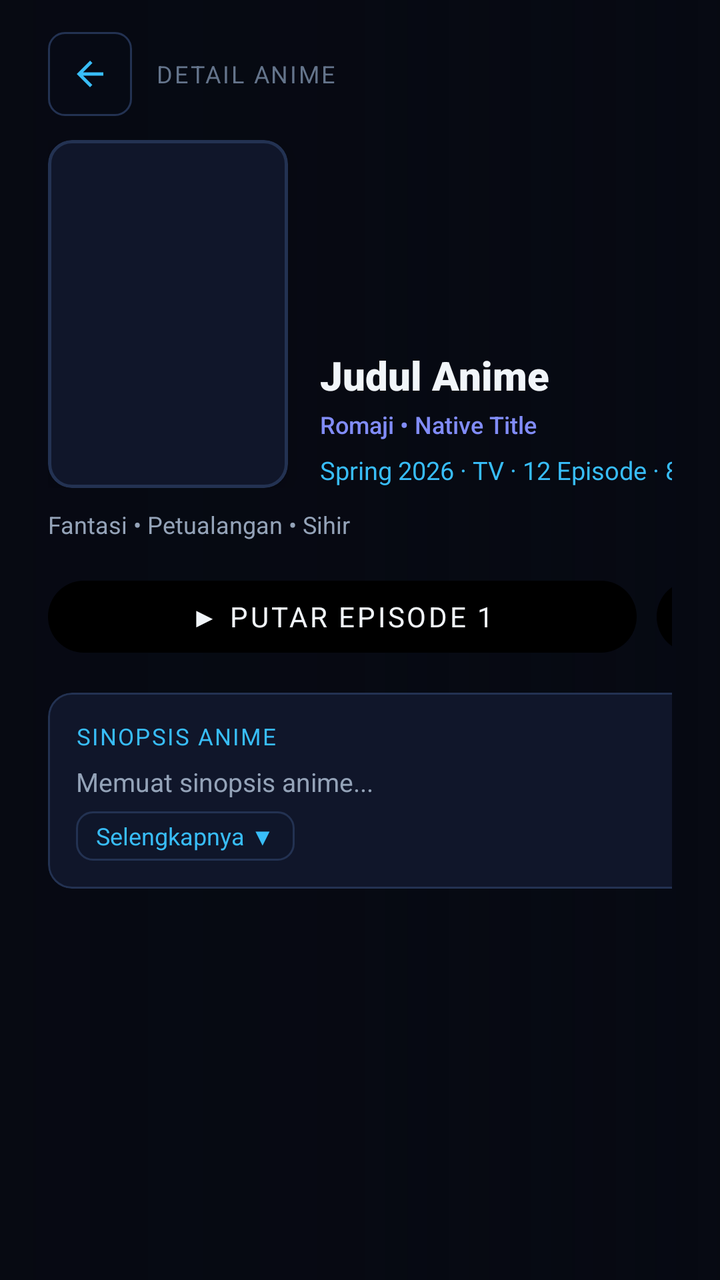
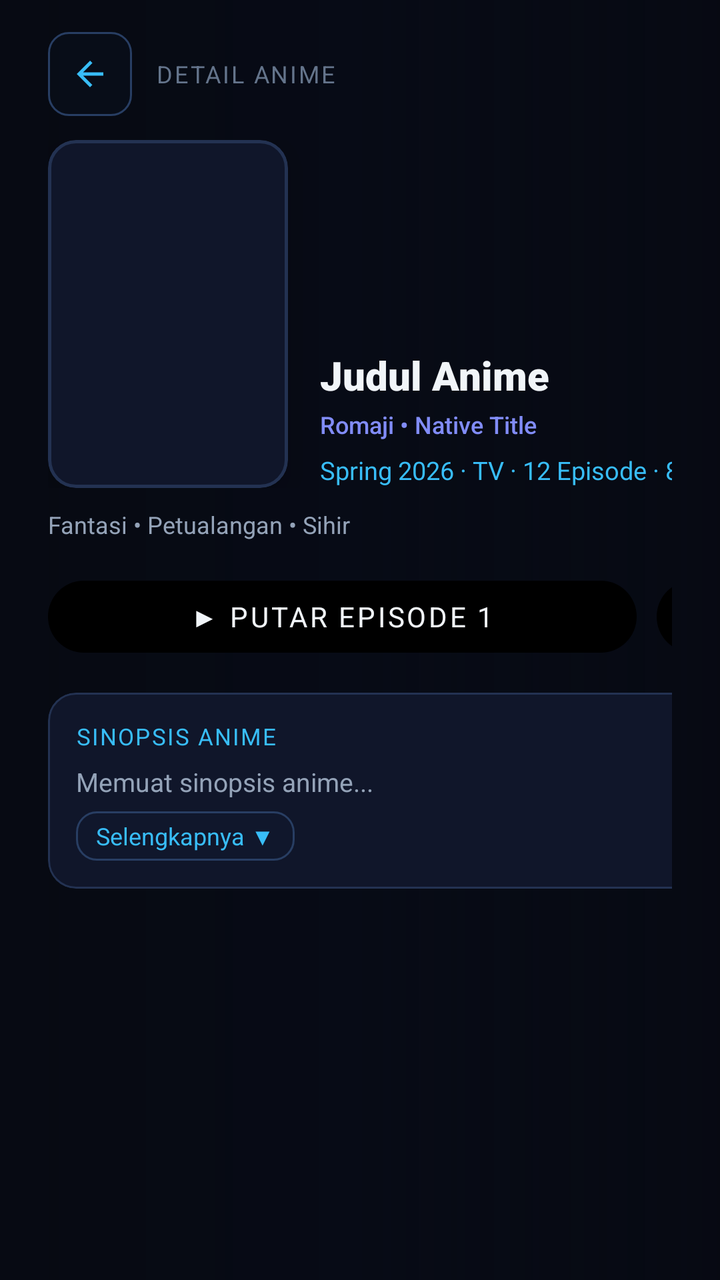

Two renders of the same Android screen: before a commit and after it. Below are the layout's source before the change and the commit's diff.
<!-- AndroidManifest.xml: another module's application theme Theme.Menatap -->
<!-- res/layout/activity_detail.xml -->
<?xml version="1.0" encoding="utf-8"?>
<androidx.coordinatorlayout.widget.CoordinatorLayout xmlns:android="http://schemas.android.com/apk/res/android"
    xmlns:app="http://schemas.android.com/apk/res-auto"
    android:id="@+id/layout_detail_root"
    android:layout_width="match_parent"
    android:layout_height="match_parent"
    android:background="#060912">

    
    <FrameLayout
        android:id="@+id/fl_detail_backdrop_container"
        android:layout_width="match_parent"
        android:layout_height="match_parent">

        <ImageView
            android:id="@+id/iv_detail_backdrop"
            android:layout_width="match_parent"
            android:layout_height="match_parent"
            android:scaleType="centerCrop"
            android:alpha="0.45"
            android:contentDescription="Ambient Backdrop" />

        
        <View
            android:layout_width="match_parent"
            android:layout_height="match_parent"
            android:background="@drawable/bg_tv_backdrop_scrim" />
    </FrameLayout>

    
    <LinearLayout
        android:id="@+id/layout_detail_scroll_content"
        android:layout_width="match_parent"
        android:layout_height="match_parent"
        android:orientation="horizontal"
        android:paddingHorizontal="@dimen/tv_detail_padding_horizontal"
        android:paddingVertical="@dimen/tv_detail_padding_vertical">

        
        <androidx.core.widget.NestedScrollView
            android:layout_width="430dp"
            android:layout_height="match_parent"
            android:fillViewport="true"
            android:scrollbars="none"
            android:overScrollMode="never">

            <LinearLayout
                android:layout_width="match_parent"
                android:layout_height="wrap_content"
                android:orientation="vertical"
                android:paddingEnd="18dp"
                android:paddingBottom="24dp">

                
                <LinearLayout
                    android:layout_width="match_parent"
                    android:layout_height="wrap_content"
                    android:gravity="center_vertical"
                    android:layout_marginBottom="12dp">

                    <ImageButton
                        android:id="@+id/btn_detail_back"
                        android:layout_width="42dp"
                        android:layout_height="42dp"
                        android:background="@drawable/bg_tv_button_focused"
                        android:src="@drawable/ic_arrow_back"
                        app:tint="@color/accent_glacial"
                        android:padding="9dp"
                        android:clickable="true"
                        android:focusable="true"
                        android:contentDescription="Kembali" />

                    <TextView
                        android:layout_width="wrap_content"
                        android:layout_height="wrap_content"
                        android:layout_marginStart="12dp"
                        android:text="@string/detail_header_info"
                        android:textColor="@color/text_frost_dim"
                        android:textSize="12sp"
                        android:fontFamily="sans-serif-bold"
                        android:letterSpacing="0.08"
                        android:textAllCaps="true" />
                </LinearLayout>

                
                <LinearLayout
                    android:layout_width="match_parent"
                    android:layout_height="wrap_content"
                    android:orientation="horizontal"
                    android:gravity="bottom">

                    
                    <com.google.android.material.card.MaterialCardView
                        android:id="@+id/card_detail_poster"
                        android:layout_width="120dp"
                        android:layout_height="174dp"
                        app:cardCornerRadius="12dp"
                        app:cardElevation="8dp"
                        app:cardBackgroundColor="@color/frost_surface"
                        app:strokeColor="@color/frost_border"
                        app:strokeWidth="1.5dp"
                        android:focusable="false">

                        <ImageView
                            android:id="@+id/iv_detail_poster"
                            android:layout_width="match_parent"
                            android:layout_height="match_parent"
                            android:scaleType="centerCrop"
                            android:contentDescription="Cover Karakter Anime" />
                    </com.google.android.material.card.MaterialCardView>

                    
                    <LinearLayout
                        android:layout_width="0dp"
                        android:layout_height="wrap_content"
                        android:layout_weight="1"
                        android:layout_marginStart="16dp"
                        android:orientation="vertical">

                        
                        <TextView
                            android:id="@+id/tv_detail_title"
                            android:layout_width="match_parent"
                            android:layout_height="wrap_content"
                            android:text="Judul Anime"
                            android:textColor="@color/text_frost_bright"
                            android:textSize="20sp"
                            android:fontFamily="sans-serif-black"
                            android:lineSpacingExtra="2dp"
                            android:maxLines="3"
                            android:ellipsize="end" />

                        
                        <TextView
                            android:id="@+id/tv_detail_romaji"
                            android:layout_width="match_parent"
                            android:layout_height="wrap_content"
                            android:layout_marginTop="3dp"
                            android:text="Romaji • Native Title"
                            android:textColor="@color/anime_iris_violet"
                            android:textSize="12sp"
                            android:fontFamily="sans-serif-medium"
                            android:maxLines="2"
                            android:ellipsize="end" />

                        
                        <TextView
                            android:id="@+id/tv_detail_meta"
                            android:layout_width="match_parent"
                            android:layout_height="wrap_content"
                            android:layout_marginTop="6dp"
                            android:text="Spring 2026 · TV · 12 Episode · 8.5 ★"
                            android:textColor="@color/accent_glacial"
                            android:textSize="12.5sp"
                            android:fontFamily="sans-serif-bold"
                            android:maxLines="2"
                            android:ellipsize="end" />
                    </LinearLayout>
                </LinearLayout>

                
                <TextView
                    android:id="@+id/tv_detail_genres"
                    android:layout_width="match_parent"
                    android:layout_height="wrap_content"
                    android:layout_marginTop="10dp"
                    android:text="Fantasi • Petualangan • Sihir"
                    android:textColor="@color/text_frost_subtle"
                    android:textSize="12sp"
                    android:fontFamily="sans-serif"
                    android:maxLines="1"
                    android:ellipsize="end" />

                
                <LinearLayout
                    android:layout_width="match_parent"
                    android:layout_height="wrap_content"
                    android:orientation="horizontal"
                    android:layout_marginTop="14dp">

                    <Button
                        android:id="@+id/btn_play_primary"
                        android:layout_width="0dp"
                        android:layout_height="48dp"
                        android:layout_weight="1"
                        android:text="@string/detail_play_ep1"
                        android:textColor="@color/text_frost_bright"
                        app:backgroundTint="@null"
                        app:strokeWidth="0dp"
                        android:paddingHorizontal="18dp"
                        android:textSize="14sp"
                        android:fontFamily="sans-serif-bold"
                        app:cornerRadius="24dp"
                        android:clickable="true"
                        android:focusable="true"
                        android:nextFocusRight="@+id/btn_toggle_bookmark"
                        android:stateListAnimator="@null" />

                    <Button
                        android:id="@+id/btn_toggle_bookmark"
                        android:layout_width="wrap_content"
                        android:layout_height="48dp"
                        android:layout_marginStart="10dp"
                        android:text="@string/detail_favorite"
                        android:textColor="@color/text_frost_bright"
                        app:backgroundTint="@null"
                        android:textSize="13.5sp"
                        android:fontFamily="sans-serif-medium"
                        app:strokeColor="@color/frost_border"
                        app:strokeWidth="0dp"
                        app:cornerRadius="24dp"
                        android:paddingHorizontal="16dp"
                        android:clickable="true"
                        android:focusable="true"
                        android:nextFocusLeft="@+id/btn_play_primary"
                        android:nextFocusRight="@+id/rv_detail_episodes"
                        android:stateListAnimator="@null" />
                </LinearLayout>

                
                <com.google.android.material.card.MaterialCardView
                    android:id="@+id/card_detail_synopsis"
                    android:layout_width="match_parent"
                    android:layout_height="wrap_content"
                    android:layout_marginTop="14dp"
                    app:cardCornerRadius="12dp"
                    app:cardElevation="0dp"
                    app:cardBackgroundColor="@color/frost_surface"
                    app:strokeColor="@color/frost_border"
                    app:strokeWidth="1dp">

                    <LinearLayout
                        android:layout_width="match_parent"
                        android:layout_height="wrap_content"
                        android:orientation="vertical"
                        android:padding="14dp">

                        <TextView
                            android:id="@+id/tv_synopsis_header"
                            android:layout_width="wrap_content"
                            android:layout_height="wrap_content"
                            android:text="@string/detail_synopsis_title"
                            android:textColor="@color/accent_glacial"
                            android:textSize="11.5sp"
                            android:fontFamily="sans-serif-bold"
                            android:letterSpacing="0.06" />

                        <TextView
                            android:id="@+id/tv_detail_synopsis"
                            android:layout_width="match_parent"
                            android:layout_height="wrap_content"
                            android:layout_marginTop="6dp"
                            android:textColor="@color/text_frost_subtle"
                            android:textSize="13sp"
                            android:lineSpacingExtra="3.5dp"
                            android:fontFamily="sans-serif"
                            android:maxLines="3"
                            android:ellipsize="end"
                            android:text="@string/detail_loading_synopsis" />

                        <TextView
                            android:id="@+id/tv_synopsis_toggle"
                            android:layout_width="wrap_content"
                            android:layout_height="wrap_content"
                            android:layout_marginTop="6dp"
                            android:background="@drawable/bg_tv_button_focused"
                            android:text="@string/detail_read_more"
                            android:textColor="@color/accent_glacial"
                            android:textSize="12sp"
                            android:fontFamily="sans-serif-bold"
                            android:clickable="true"
                            android:focusable="true"
                            android:nextFocusRight="@+id/rv_detail_episodes"
                            android:paddingHorizontal="10dp"
                            android:paddingVertical="4dp" />
                    </LinearLayout>
                </com.google.android.material.card.MaterialCardView>
            </LinearLayout>
        </androidx.core.widget.NestedScrollView>

        
        <View
            android:layout_width="1dp"
            android:layout_height="match_parent"
            android:background="#1A2D48"
            android:focusable="false" />

        
        <androidx.core.widget.NestedScrollView
            android:layout_width="0dp"
            android:layout_height="match_parent"
            android:layout_weight="1"
            android:fillViewport="true"
            android:scrollbars="none"
            android:overScrollMode="never"
            android:paddingStart="20dp">

            <LinearLayout
                android:layout_width="match_parent"
                android:layout_height="wrap_content"
                android:orientation="vertical"
                android:paddingBottom="32dp">

                
                <LinearLayout
                    android:layout_width="match_parent"
                    android:layout_height="wrap_content"
                    android:orientation="horizontal"
                    android:gravity="center_vertical"
                    android:layout_marginBottom="12dp">

                    <TextView
                        android:id="@+id/tv_episode_header"
                        android:layout_width="wrap_content"
                        android:layout_height="wrap_content"
                        android:text="@string/detail_episodes_title"
                        android:textColor="@color/text_frost_bright"
                        android:textSize="17sp"
                        android:fontFamily="sans-serif-black"
                        android:letterSpacing="0.02" />

                    <ProgressBar
                        android:id="@+id/pb_episodes_loading"
                        android:layout_width="20dp"
                        android:layout_height="20dp"
                        android:layout_marginStart="12dp"
                        android:indeterminateTint="@color/accent_glacial"
                        android:visibility="gone" />
                </LinearLayout>

                
                <HorizontalScrollView
                    android:id="@+id/scroll_episode_ranges"
                    android:layout_width="match_parent"
                    android:layout_height="wrap_content"
                    android:scrollbars="none"
                    android:overScrollMode="never"
                    android:layout_marginBottom="10dp"
                    android:focusable="false"
                    android:visibility="gone">

                    <LinearLayout
                        android:id="@+id/layout_episode_ranges"
                        android:layout_width="wrap_content"
                        android:layout_height="wrap_content"
                        android:orientation="horizontal"
                        android:focusable="false" />
                </HorizontalScrollView>

                
                <androidx.recyclerview.widget.RecyclerView
                    android:id="@+id/rv_detail_episodes"
                    android:layout_width="match_parent"
                    android:layout_height="wrap_content"
                    android:clipToPadding="false"
                    android:nestedScrollingEnabled="false"
                    android:focusable="true"
                    android:nextFocusLeft="@+id/btn_toggle_bookmark"
                    android:descendantFocusability="afterDescendants" />

                
                <LinearLayout
                    android:id="@+id/layout_related_seasons"
                    android:layout_width="match_parent"
                    android:layout_height="wrap_content"
                    android:layout_marginTop="22dp"
                    android:orientation="vertical"
                    android:visibility="gone">

                    <LinearLayout
                        android:layout_width="match_parent"
                        android:layout_height="wrap_content"
                        android:orientation="horizontal"
                        android:gravity="center_vertical"
                        android:layout_marginBottom="10dp">

                        <TextView
                            android:id="@+id/tv_related_seasons_header"
                            android:layout_width="0dp"
                            android:layout_height="wrap_content"
                            android:layout_weight="1"
                            android:text="@string/detail_related_seasons_title"
                            android:textColor="@color/accent_glacial"
                            android:textSize="14sp"
                            android:fontFamily="sans-serif-bold"
                            android:letterSpacing="0.04" />

                        <TextView
                            android:id="@+id/tv_related_seasons_count"
                            android:layout_width="wrap_content"
                            android:layout_height="wrap_content"
                            android:textColor="@color/text_frost_subtle"
                            android:textSize="12sp"
                            android:fontFamily="sans-serif-medium" />
                    </LinearLayout>

                    <androidx.recyclerview.widget.RecyclerView
                        android:id="@+id/rv_detail_seasons"
                        android:layout_width="match_parent"
                        android:layout_height="wrap_content"
                        android:clipToPadding="false"
                        android:nestedScrollingEnabled="false"
                        android:focusable="true" />
                </LinearLayout>

                
                <LinearLayout
                    android:id="@+id/layout_related_movies"
                    android:layout_width="match_parent"
                    android:layout_height="wrap_content"
                    android:layout_marginTop="22dp"
                    android:orientation="vertical"
                    android:visibility="gone">

                    <LinearLayout
                        android:layout_width="match_parent"
                        android:layout_height="wrap_content"
                        android:orientation="horizontal"
                        android:gravity="center_vertical"
                        android:layout_marginBottom="10dp">

                        <TextView
                            android:id="@+id/tv_related_movies_header"
                            android:layout_width="0dp"
                            android:layout_height="wrap_content"
                            android:layout_weight="1"
                            android:text="@string/detail_related_movies_title"
                            android:textColor="@color/accent_glacial"
                            android:textSize="14sp"
                            android:fontFamily="sans-serif-bold"
                            android:letterSpacing="0.04" />

                        <TextView
                            android:id="@+id/tv_related_movies_count"
                            android:layout_width="wrap_content"
                            android:layout_height="wrap_content"
                            android:textColor="@color/text_frost_subtle"
                            android:textSize="12sp"
                            android:fontFamily="sans-serif-medium" />
                    </LinearLayout>

                    <androidx.recyclerview.widget.RecyclerView
                        android:id="@+id/rv_detail_movies"
                        android:layout_width="match_parent"
                        android:layout_height="wrap_content"
                        android:clipToPadding="false"
                        android:nestedScrollingEnabled="false"
                        android:focusable="true" />
                </LinearLayout>
            </LinearLayout>
        </androidx.core.widget.NestedScrollView>
    </LinearLayout>
</androidx.coordinatorlayout.widget.CoordinatorLayout>
<!-- resources referenced by this layout -->
<resources>
  <color name="accent_glacial">#38BDF8</color>
  <color name="anime_iris_violet">#818CF8</color>
  <color name="frost_border">#233252</color>
  <color name="frost_surface">#10162A</color>
  <color name="text_frost_bright">#F1F5F9</color>
  <color name="text_frost_dim">#64748B</color>
  <color name="text_frost_subtle">#94A3B8</color>
  <dimen name="tv_detail_padding_horizontal">24dp</dimen>
  <dimen name="tv_detail_padding_vertical">16dp</dimen>
  <!-- drawable bg_tv_backdrop_scrim (drawable) -->
  <?xml version="1.0" encoding="utf-8"?>
  <shape xmlns:android="http://schemas.android.com/apk/res/android"
      android:shape="rectangle">
      <gradient
          android:type="linear"
          android:angle="0"
          android:startColor="#F5060912"
          android:centerColor="#C8060912"
          android:endColor="#4D060912" />
  </shape>
  <!-- drawable bg_tv_button_focused (drawable) -->
  <?xml version="1.0" encoding="utf-8"?>
  <selector xmlns:android="http://schemas.android.com/apk/res/android">
      <item android:state_focused="true">
          <shape android:shape="rectangle">
              <solid android:color="#3338BDF8" />
              <stroke android:width="2dp" android:color="#38BDF8" />
              <corners android:radius="8dp" />
          </shape>
      </item>
      <item android:state_pressed="true">
          <shape android:shape="rectangle">
              <solid android:color="#4038BDF8" />
              <corners android:radius="8dp" />
          </shape>
      </item>
      <item>
          <shape android:shape="rectangle">
              <solid android:color="#1A10162A" />
              <stroke android:width="1dp" android:color="#233252" />
              <corners android:radius="8dp" />
          </shape>
      </item>
  </selector>
  <string name="detail_episodes_title">DAFTAR EPISODE</string>
  <string name="detail_favorite">+ Favorit</string>
  <string name="detail_header_info">Detail Anime</string>
  <string name="detail_loading_synopsis">Memuat sinopsis anime...</string>
  <string name="detail_play_ep1">▶ Putar Episode 1</string>
  <string name="detail_read_more">Selengkapnya ▼</string>
  <string name="detail_related_movies_title">FILM &amp; MOVIE TERKAIT</string>
  <string name="detail_related_seasons_title">MUSIM &amp; SERI TERKAIT</string>
  <string name="detail_synopsis_title">SINOPSIS ANIME</string>
  <color name="frost_void">#0A0D18</color>
  <color name="accent_azure">#38BDF8</color>
  <color name="accent_frost_iris">#818CF8</color>
  <!-- drawable bg_dialog_frost (drawable) -->
  <?xml version="1.0" encoding="utf-8"?>
  <shape xmlns:android="http://schemas.android.com/apk/res/android"
      android:shape="rectangle">
      <solid android:color="@color/frost_surface" />
      <stroke
          android:width="1dp"
          android:color="@color/frost_border" />
      <corners android:radius="18dp" />
  </shape>
  <style name="DialogButtonStyle.Accent" parent="Widget.MaterialComponents.Button.TextButton.Dialog">
          <item name="android:textColor">@color/accent_glacial</item>
          <item name="android:textSize">13sp</item>
          <item name="android:fontFamily">sans-serif-bold</item>
      </style>
  <style name="DialogButtonStyle.Subtle" parent="Widget.MaterialComponents.Button.TextButton.Dialog">
          <item name="android:textColor">@color/text_frost_bright</item>
          <item name="android:textSize">13sp</item>
          <item name="android:fontFamily">sans-serif-medium</item>
      </style>
  <!-- unchanged entries left out for length: 3 -->
</resources>

<!-- the commit's change to res/layout/activity_detail.xml (unified diff, before → after) -->
@@ -94,8 +94,8 @@
                         android:id="@+id/card_detail_poster"
                         android:layout_width="120dp"
                         android:layout_height="174dp"
-                        app:cardCornerRadius="12dp"
-                        app:cardElevation="8dp"
+                        app:cardCornerRadius="14dp"
+                        app:cardElevation="12dp"
                         app:cardBackgroundColor="@color/frost_surface"
                         app:strokeColor="@color/frost_border"
                         app:strokeWidth="1.5dp"
@@ -223,7 +223,7 @@
                     android:layout_width="match_parent"
                     android:layout_height="wrap_content"
                     android:layout_marginTop="14dp"
-                    app:cardCornerRadius="12dp"
+                    app:cardCornerRadius="14dp"
                     app:cardElevation="0dp"
                     app:cardBackgroundColor="@color/frost_surface"
                     app:strokeColor="@color/frost_border"
@@ -280,9 +280,9 @@
 
         
         <View
-            android:layout_width="1dp"
+            android:layout_width="1.5dp"
             android:layout_height="match_parent"
-            android:background="#1A2D48"
+            android:background="@drawable/bg_tv_glass_divider"
             android:focusable="false" />
 
         
<!-- resource entries referenced after the edit -->
@@ -13,37 +13,55 @@
   <?xml version="1.0" encoding="utf-8"?>
   <shape xmlns:android="http://schemas.android.com/apk/res/android"
       android:shape="rectangle">
+      
       <gradient
           android:type="linear"
           android:angle="0"
-          android:startColor="#F5060912"
-          android:centerColor="#C8060912"
-          android:endColor="#4D060912" />
+          android:startColor="#FA060912"
+          android:centerColor="#C0070B16"
+          android:endColor="#38070A14" />
   </shape>
   <!-- drawable bg_tv_button_focused (drawable) -->
   <?xml version="1.0" encoding="utf-8"?>
   <selector xmlns:android="http://schemas.android.com/apk/res/android">
+      
       <item android:state_focused="true">
           <shape android:shape="rectangle">
-              <solid android:color="#3338BDF8" />
-              <stroke android:width="2dp" android:color="#38BDF8" />
-              <corners android:radius="8dp" />
+              <solid android:color="#3D38BDF8" />
+              <stroke android:width="2.2dp" android:color="#38BDF8" />
+              <corners android:radius="10dp" />
           </shape>
       </item>
+  
+      
       <item android:state_pressed="true">
           <shape android:shape="rectangle">
-              <solid android:color="#4038BDF8" />
-              <corners android:radius="8dp" />
+              <solid android:color="#5238BDF8" />
+              <stroke android:width="1.5dp" android:color="#38BDF8" />
+              <corners android:radius="10dp" />
           </shape>
       </item>
+  
+      
       <item>
           <shape android:shape="rectangle">
-              <solid android:color="#1A10162A" />
-              <stroke android:width="1dp" android:color="#233252" />
-              <corners android:radius="8dp" />
+              <solid android:color="#1F152238" />
+              <stroke android:width="1dp" android:color="#283E63" />
+              <corners android:radius="10dp" />
           </shape>
       </item>
   </selector>
+  <!-- drawable bg_tv_glass_divider (drawable) -->
+  <?xml version="1.0" encoding="utf-8"?>
+  <shape xmlns:android="http://schemas.android.com/apk/res/android"
+      android:shape="rectangle">
+      <gradient
+          android:type="linear"
+          android:angle="270"
+          android:startColor="#0D2E456E"
+          android:centerColor="#3D2E456E"
+          android:endColor="#0D2E456E" />
+  </shape>
   <string name="detail_episodes_title">DAFTAR EPISODE</string>
   <string name="detail_favorite">+ Favorit</string>
   <string name="detail_header_info">Detail Anime</string>
